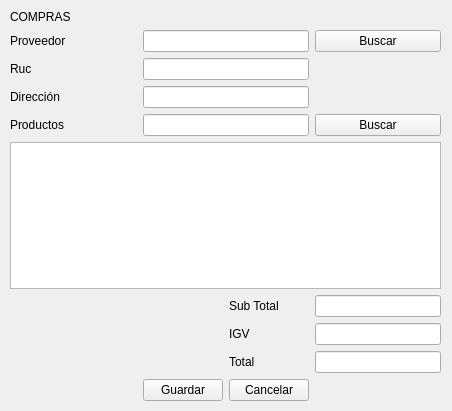
Old version of the form ui_datos_compras.ui in the repository benArambide/ProyFinal-IS2.
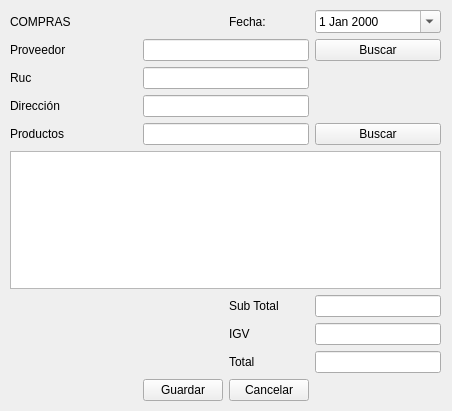
New version of the form.

Patch:
```diff
--- a/ui_datos_compras.ui
+++ b/ui_datos_compras.ui
@@ -157,6 +157,20 @@
       </property>
      </widget>
     </item>
+    <item row="0" column="2">
+     <widget class="QLabel" name="label_9">
+      <property name="text">
+       <string>Fecha:</string>
+      </property>
+     </widget>
+    </item>
+    <item row="0" column="3">
+     <widget class="QDateEdit" name="dateEdit">
+      <property name="calendarPopup">
+       <bool>true</bool>
+      </property>
+     </widget>
+    </item>
    </layout>
   </widget>
  </widget>
```
